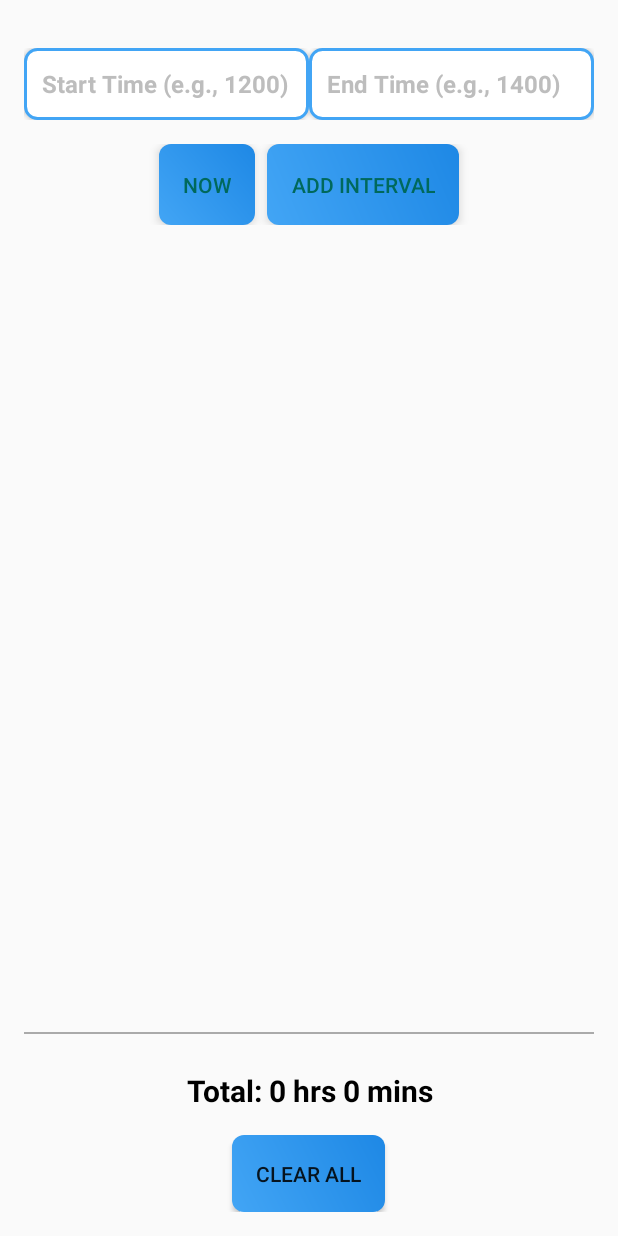
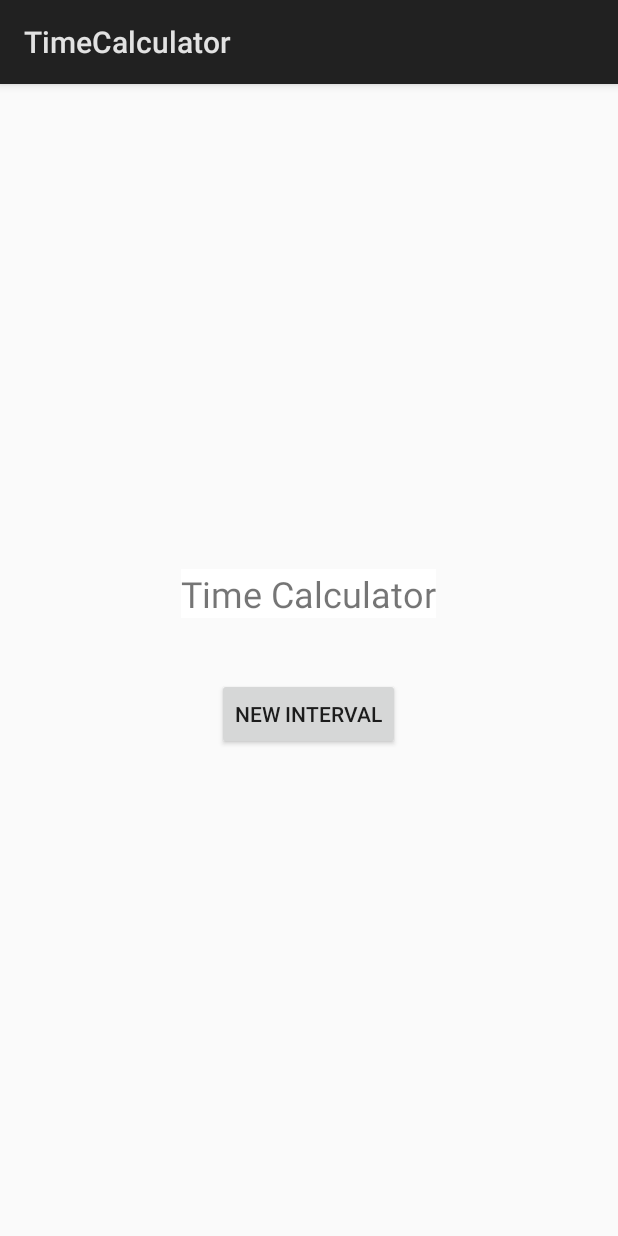
Before and after one commit to ConnorY97/TimeCalculator, an Android app built with Jetpack Compose: the screen it shows after launch (MainActivity before the commit, HomeActivity after it), on a phone screen of 412 x 824 dp. Run offline under Robolectric (Android 15) with nearby library versions, the phone set to English and light mode, and no system bars.

Commit message:
Adding the ability to save intervals, also for the future I need to set the theme to be able to see the burger menu. Good stuff.

```diff
--- /dev/null
+++ b/app/src/main/java/com/example/timecalculator/HomeAcitivity.kt
@@ -0,0 +1,20 @@
+package com.example.timecalculator
+
+import android.content.Intent
+import android.os.Bundle
+import android.widget.Button
+import androidx.activity.ComponentActivity
+
+class HomeActivity : ComponentActivity() {
+
+    override fun onCreate(savedInstanceState: Bundle?) {
+        super.onCreate(savedInstanceState)
+        setContentView(R.layout.activity_home)
+
+        val newInterval = findViewById<Button>(R.id.newInterval)
+        newInterval.setOnClickListener {
+            val intent = Intent(this, MainActivity::class.java)
+            startActivity(intent)
+        }
+    }
+}
--- /dev/null
+++ b/app/src/main/res/layout/activity_home.xml
@@ -0,0 +1,26 @@
+<?xml version="1.0" encoding="utf-8"?>
+<LinearLayout
+    android:id="@+id/homeActivityRoot"
+    xmlns:android="http://schemas.android.com/apk/res/android"
+    android:layout_width="match_parent"
+    android:layout_height="match_parent"
+    android:orientation="vertical"
+    android:gravity="center"
+    android:padding="16dp">
+
+    <!-- Welcome Text -->
+    <TextView
+        android:layout_width="wrap_content"
+        android:layout_height="wrap_content"
+        android:background="@color/white"
+        android:text="@string/time_calculator"
+        android:textSize="24sp"
+        android:layout_marginBottom="32dp"/>
+
+    <Button
+        android:id="@+id/newInterval"
+        android:layout_width="wrap_content"
+        android:layout_height="wrap_content"
+        android:text="@string/new_interval"
+        android:layout_marginTop="8dp" />
+</LinearLayout>
--- a/app/src/main/res/layout/activity_main.xml
+++ b/app/src/main/res/layout/activity_main.xml
@@ -1,10 +1,13 @@
 <?xml version="1.0" encoding="utf-8"?>
 <LinearLayout
     xmlns:android="http://schemas.android.com/apk/res/android"
+    xmlns:tools="http://schemas.android.com/tools"
     android:layout_width="match_parent"
     android:layout_height="match_parent"
     android:orientation="vertical"
-    android:padding="16dp">
+    android:gravity="center"
+    android:padding="16dp"
+    tools:context="com.example.timecalculator.HomeActivity">
 
     <LinearLayout
         android:layout_width="380dp"
--- a/app/src/main/res/values/strings.xml
+++ b/app/src/main/res/values/strings.xml
@@ -11,4 +11,9 @@
     <string name="total_duration">Total: %1$d hrs %2$d mins</string>
     <string name="intervals_label">Intervals:</string>
     <string name="total_time">Total: 0 hrs 0 mins</string>
+    <string name="time_calculator">Time Calculator</string>
+    <string name="new_interval">New Interval</string>
+    <string name="sub_menu_save">Save</string>
+    <string name="sub_menu_main_manu">Main Manu</string>
+    <string name="sub_menu_exit">Exit</string>
 </resources>
--- a/app/src/main/res/values/themes.xml
+++ b/app/src/main/res/values/themes.xml
@@ -1,5 +1,5 @@
 <?xml version="1.0" encoding="utf-8"?>
 <resources>
 
-    <style name="Theme.TimeCalculator" parent="android:Theme.Material.Light.NoActionBar" />
+    <style name="Theme.TimeCalculator" parent="android:Theme.Material.Light.DarkActionBar" />
 </resources>
```
Also changed, not shown: app/src/main/AndroidManifest.xml (+7 -2 lines), app/src/main/java/com/example/timecalculator/MainActivity.kt (+34 -1 lines), app/src/main/res/menu/main_menu.xml (added, +13 -0 lines).
